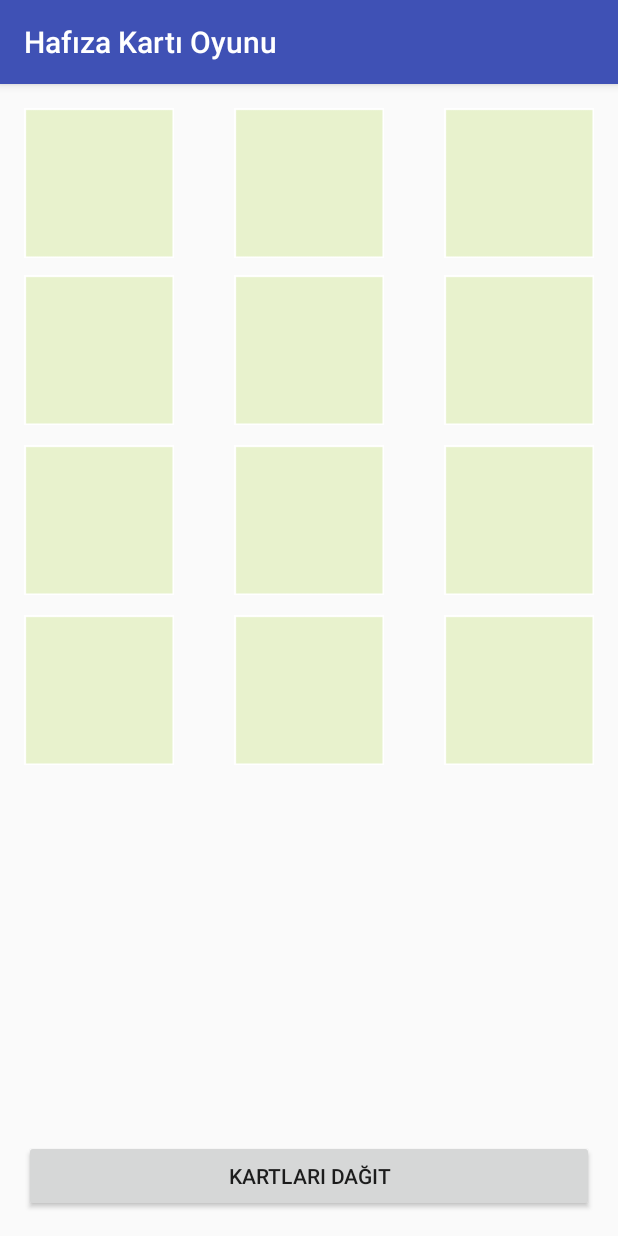
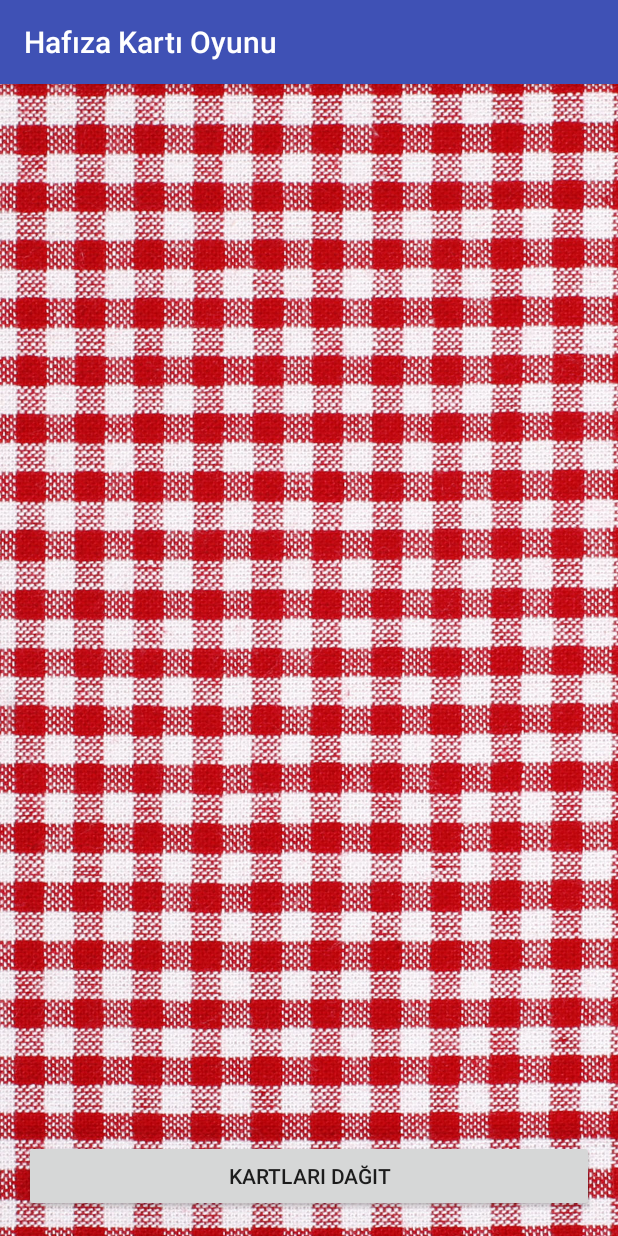
Before and after one commit to orcunmadran/BBY261-MemoryCardGame-Android-JAVA, an Android app: the screen it shows after launch (MainActivity), on a phone screen of 412 x 824 dp. Run offline under Robolectric (Android 15) with nearby library versions, the phone set to English and light mode, and no system bars.

Commit message:
Görsel iyileştirmeler

```diff
--- a/app/src/main/AndroidManifest.xml
+++ b/app/src/main/AndroidManifest.xml
@@ -8,7 +8,7 @@
         android:label="@string/app_name"
         android:supportsRtl="true"
         android:theme="@style/AppTheme">
-        <activity android:name=".MainActivity">
+        <activity android:name=".MainActivity" android:screenOrientation="portrait">
 
             <intent-filter>
                 <action android:name="android.intent.action.MAIN" />
--- a/app/src/main/res/layout/activity_main.xml
+++ b/app/src/main/res/layout/activity_main.xml
@@ -5,6 +5,7 @@
     android:id="@+id/activity_main"
     android:layout_width="match_parent"
     android:layout_height="match_parent"
+    android:background="@drawable/background"
     android:paddingBottom="@dimen/activity_vertical_margin"
     android:paddingLeft="@dimen/activity_horizontal_margin"
     android:paddingRight="@dimen/activity_horizontal_margin"
@@ -14,16 +15,6 @@
     <ImageView
         android:layout_width="100dp"
         android:layout_height="100dp"
-        app:srcCompat="@drawable/image_pre"
-        android:id="@+id/imageView1"
-        android:layout_alignParentTop="true"
-        android:layout_alignParentLeft="true"
-        android:layout_alignParentStart="true" />
-
-    <ImageView
-        android:layout_width="100dp"
-        android:layout_height="100dp"
-        app:srcCompat="@drawable/image_pre"
         android:id="@+id/imageView2"
         android:layout_alignParentTop="true"
         android:layout_centerHorizontal="true" />
@@ -31,7 +22,6 @@
     <ImageView
         android:layout_width="100dp"
         android:layout_height="100dp"
-        app:srcCompat="@drawable/image_pre"
         android:id="@+id/imageView3"
         android:layout_alignParentTop="true"
         android:layout_alignParentRight="true"
@@ -40,16 +30,6 @@
     <ImageView
         android:layout_width="100dp"
         android:layout_height="100dp"
-        app:srcCompat="@drawable/image_pre"
-        android:id="@+id/imageView4"
-        android:layout_alignTop="@+id/imageView5"
-        android:layout_alignParentLeft="true"
-        android:layout_alignParentStart="true" />
-
-    <ImageView
-        android:layout_width="100dp"
-        android:layout_height="100dp"
-        app:srcCompat="@drawable/image_pre"
         android:id="@+id/imageView5"
         android:layout_alignTop="@+id/imageView6"
         android:layout_centerHorizontal="true" />
@@ -57,7 +37,6 @@
     <ImageView
         android:layout_width="100dp"
         android:layout_height="100dp"
-        app:srcCompat="@drawable/image_pre"
         android:id="@+id/imageView6"
         android:layout_below="@+id/imageView3"
         android:layout_alignParentRight="true"
@@ -67,7 +46,6 @@
     <ImageView
         android:layout_width="100dp"
         android:layout_height="100dp"
-        app:srcCompat="@drawable/image_pre"
         android:id="@+id/imageView7"
         android:layout_alignTop="@+id/imageView8"
         android:layout_alignParentLeft="true"
@@ -76,7 +54,6 @@
     <ImageView
         android:layout_width="100dp"
         android:layout_height="100dp"
-        app:srcCompat="@drawable/image_pre"
         android:id="@+id/imageView8"
         android:layout_below="@+id/imageView5"
         android:layout_centerHorizontal="true"
@@ -85,7 +62,6 @@
     <ImageView
         android:layout_width="100dp"
         android:layout_height="100dp"
-        app:srcCompat="@drawable/image_pre"
         android:id="@+id/imageView9"
         android:layout_alignTop="@+id/imageView8"
         android:layout_alignParentRight="true"
@@ -94,7 +70,6 @@
     <ImageView
         android:layout_width="100dp"
         android:layout_height="100dp"
-        app:srcCompat="@drawable/image_pre"
         android:id="@+id/imageView10"
         android:layout_below="@+id/imageView7"
         android:layout_alignParentLeft="true"
@@ -104,7 +79,6 @@
     <ImageView
         android:layout_width="100dp"
         android:layout_height="100dp"
-        app:srcCompat="@drawable/image_pre"
         android:id="@+id/imageView11"
         android:layout_alignTop="@+id/imageView10"
         android:layout_alignLeft="@+id/imageView8"
@@ -113,7 +87,6 @@
     <ImageView
         android:layout_width="100dp"
         android:layout_height="100dp"
-        app:srcCompat="@drawable/image_pre"
         android:id="@+id/imageView12"
         android:layout_alignTop="@+id/imageView11"
         android:layout_alignParentRight="true"
@@ -130,4 +103,20 @@
         android:layout_alignParentRight="true"
         android:layout_alignParentEnd="true" />
 
+    <ImageView
+        android:id="@+id/imageView1"
+        android:layout_alignParentTop="true"
+        android:layout_alignParentLeft="true"
+        android:layout_alignParentStart="true"
+        android:layout_width="100dp"
+        android:layout_height="100dp" />
+
+    <ImageView
+        android:layout_width="100dp"
+        android:layout_height="100dp"
+        android:id="@+id/imageView4"
+        android:layout_alignTop="@+id/imageView5"
+        android:layout_alignParentLeft="true"
+        android:layout_alignParentStart="true" />
+
 </RelativeLayout>
```
Also changed, not shown: app/src/main/java/net/madran/bby261/memorycardgame/MainActivity.java (+39 -0 lines), app/src/main/res/drawable/background.jpg (added).
